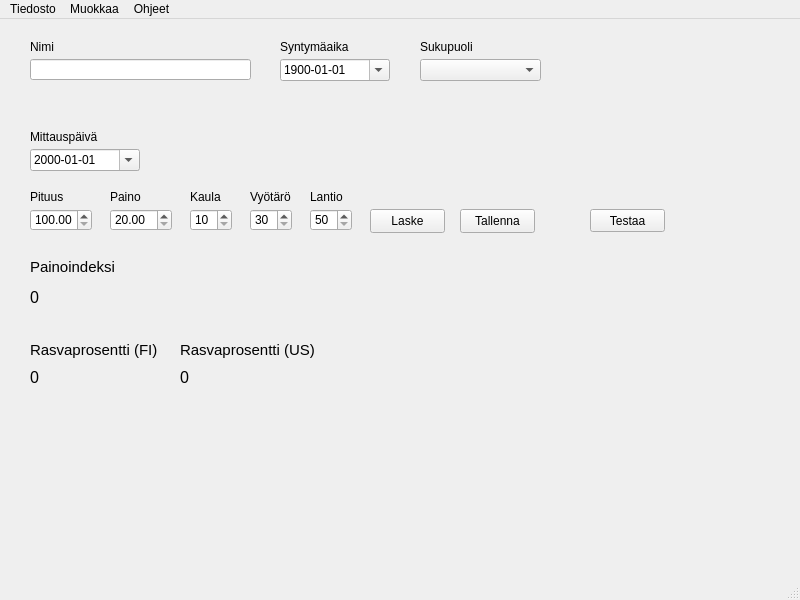
The window that main.ui (HansumaeCecilia/FitnessGUI) describes before a commit, drawn with Qt 5.
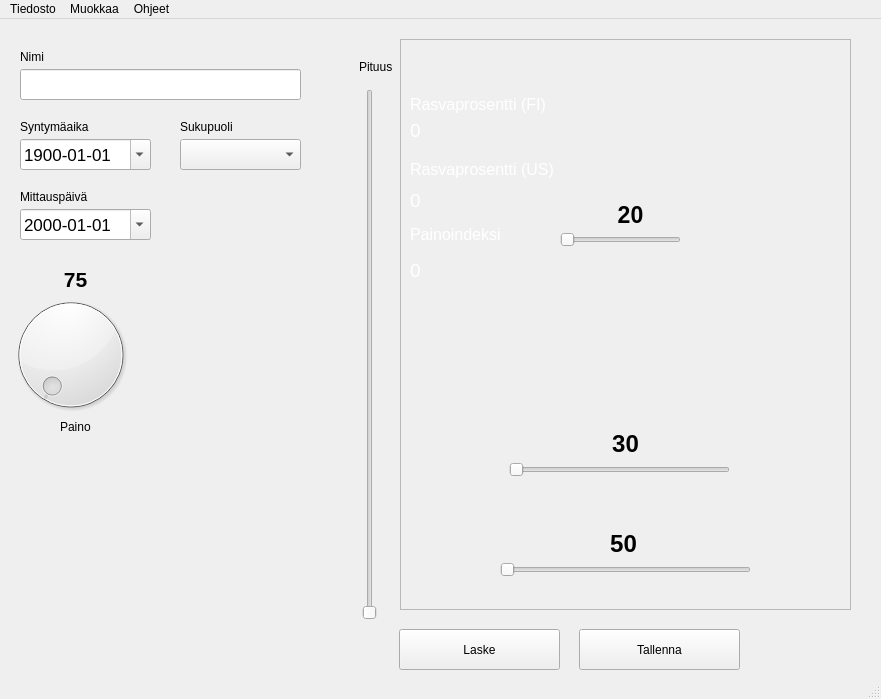
The same window after the commit. Icons and pictures are not drawn.

```diff
--- a/main.ui
+++ b/main.ui
@@ -6,8 +6,8 @@
    <rect>
     <x>0</x>
     <y>0</y>
-    <width>800</width>
-    <height>600</height>
+    <width>881</width>
+    <height>699</height>
    </rect>
   </property>
   <property name="windowTitle">
@@ -27,8 +27,8 @@
    <widget class="QLabel" name="nameLabel">
     <property name="geometry">
      <rect>
-      <x>30</x>
-      <y>20</y>
+      <x>20</x>
+      <y>30</y>
       <width>49</width>
       <height>16</height>
      </rect>
@@ -40,10 +40,10 @@
    <widget class="QLineEdit" name="nameLineEdit">
     <property name="geometry">
      <rect>
-      <x>30</x>
-      <y>40</y>
-      <width>221</width>
-      <height>21</height>
+      <x>20</x>
+      <y>50</y>
+      <width>281</width>
+      <height>31</height>
      </rect>
     </property>
     <property name="toolTip">
@@ -53,12 +53,17 @@
    <widget class="QDateEdit" name="measuringDateEdit">
     <property name="geometry">
      <rect>
-      <x>30</x>
-      <y>130</y>
-      <width>110</width>
-      <height>22</height>
+      <x>20</x>
+      <y>190</y>
+      <width>131</width>
+      <height>31</height>
      </rect>
     </property>
+    <property name="font">
+     <font>
+      <pointsize>13</pointsize>
+     </font>
+    </property>
     <property name="displayFormat">
      <string>yyyy-MM-dd</string>
     </property>
@@ -69,8 +74,8 @@
    <widget class="QLabel" name="measuringDateLabel">
     <property name="geometry">
      <rect>
-      <x>30</x>
-      <y>110</y>
+      <x>20</x>
+      <y>170</y>
       <width>81</width>
       <height>16</height>
      </rect>
@@ -79,28 +84,12 @@
      <string>Mittauspäivä</string>
     </property>
    </widget>
-   <widget class="QDoubleSpinBox" name="heightDoubleSpinBox">
-    <property name="geometry">
-     <rect>
-      <x>30</x>
-      <y>190</y>
-      <width>62</width>
-      <height>22</height>
-     </rect>
-    </property>
-    <property name="minimum">
-     <double>100.000000000000000</double>
-    </property>
-    <property name="maximum">
-     <double>400.000000000000000</double>
-    </property>
-   </widget>
    <widget class="QLabel" name="heightLabel">
     <property name="geometry">
      <rect>
-      <x>30</x>
-      <y>170</y>
-      <width>49</width>
+      <x>359</x>
+      <y>40</y>
+      <width>41</width>
       <height>16</height>
      </rect>
     </property>
@@ -108,28 +97,12 @@
      <string>Pituus</string>
     </property>
    </widget>
-   <widget class="QDoubleSpinBox" name="weightDoubleSpinBox">
-    <property name="geometry">
-     <rect>
-      <x>110</x>
-      <y>190</y>
-      <width>62</width>
-      <height>22</height>
-     </rect>
-    </property>
-    <property name="minimum">
-     <double>20.000000000000000</double>
-    </property>
-    <property name="maximum">
-     <double>300.990000000000009</double>
-    </property>
-   </widget>
    <widget class="QLabel" name="weightLabel">
     <property name="geometry">
      <rect>
-      <x>110</x>
-      <y>170</y>
-      <width>49</width>
+      <x>60</x>
+      <y>400</y>
+      <width>31</width>
       <height>16</height>
      </rect>
     </property>
@@ -137,128 +110,33 @@
      <string>Paino</string>
     </property>
    </widget>
-   <widget class="QLabel" name="neckLabel">
-    <property name="geometry">
-     <rect>
-      <x>190</x>
-      <y>170</y>
-      <width>49</width>
-      <height>16</height>
-     </rect>
-    </property>
-    <property name="text">
-     <string>Kaula</string>
-    </property>
-   </widget>
-   <widget class="QSpinBox" name="neckSpinBox">
-    <property name="geometry">
-     <rect>
-      <x>190</x>
-      <y>190</y>
-      <width>42</width>
-      <height>22</height>
-     </rect>
-    </property>
-    <property name="minimum">
-     <number>10</number>
-    </property>
-    <property name="maximum">
-     <number>100</number>
-    </property>
-   </widget>
-   <widget class="QSpinBox" name="waistSpinBox">
-    <property name="geometry">
-     <rect>
-      <x>250</x>
-      <y>190</y>
-      <width>42</width>
-      <height>22</height>
-     </rect>
-    </property>
-    <property name="minimum">
-     <number>30</number>
-    </property>
-    <property name="maximum">
-     <number>200</number>
-    </property>
-   </widget>
-   <widget class="QLabel" name="waistLabel">
-    <property name="geometry">
-     <rect>
-      <x>250</x>
-      <y>170</y>
-      <width>49</width>
-      <height>16</height>
-     </rect>
-    </property>
-    <property name="text">
-     <string>Vyötärö</string>
-    </property>
-   </widget>
-   <widget class="QSpinBox" name="hipSpinBox">
-    <property name="geometry">
-     <rect>
-      <x>310</x>
-      <y>190</y>
-      <width>42</width>
-      <height>22</height>
-     </rect>
-    </property>
-    <property name="minimum">
-     <number>50</number>
-    </property>
-    <property name="maximum">
-     <number>200</number>
-    </property>
-   </widget>
-   <widget class="QLabel" name="hipLabel">
-    <property name="geometry">
-     <rect>
-      <x>310</x>
-      <y>170</y>
-      <width>49</width>
-      <height>16</height>
-     </rect>
-    </property>
-    <property name="text">
-     <string>Lantio</string>
-    </property>
-   </widget>
    <widget class="QPushButton" name="calculatePushButton">
     <property name="geometry">
      <rect>
-      <x>370</x>
-      <y>190</y>
-      <width>75</width>
-      <height>24</height>
+      <x>399</x>
+      <y>610</y>
+      <width>161</width>
+      <height>41</height>
      </rect>
     </property>
     <property name="text">
      <string>Laske</string>
     </property>
    </widget>
-   <widget class="QPushButton" name="savePushButton">
-    <property name="geometry">
-     <rect>
-      <x>460</x>
-      <y>190</y>
-      <width>75</width>
-      <height>24</height>
-     </rect>
-    </property>
-    <property name="text">
-     <string>Tallenna</string>
-    </property>
-   </widget>
    <widget class="QDateEdit" name="birthDateEdit">
     <property name="geometry">
      <rect>
-      <x>280</x>
-      <y>40</y>
-      <width>110</width>
-      <height>22</height>
+      <x>20</x>
+      <y>120</y>
+      <width>131</width>
+      <height>31</height>
      </rect>
     </property>
+    <property name="font">
+     <font>
+      <pointsize>13</pointsize>
+     </font>
+    </property>
     <property name="dateTime">
      <datetime>
       <hour>0</hour>
@@ -279,8 +157,8 @@
    <widget class="QLabel" name="birthDateLabel">
     <property name="geometry">
      <rect>
-      <x>280</x>
-      <y>20</y>
+      <x>20</x>
+      <y>100</y>
       <width>81</width>
       <height>16</height>
      </rect>
@@ -292,10 +170,10 @@
    <widget class="QComboBox" name="genderComboBox">
     <property name="geometry">
      <rect>
-      <x>420</x>
-      <y>40</y>
+      <x>180</x>
+      <y>120</y>
       <width>121</width>
-      <height>22</height>
+      <height>31</height>
      </rect>
     </property>
     <property name="placeholderText">
@@ -312,119 +190,11 @@
      </property>
     </item>
    </widget>
-   <widget class="QLabel" name="showBmiLabel">
-    <property name="geometry">
-     <rect>
-      <x>30</x>
-      <y>240</y>
-      <width>91</width>
-      <height>16</height>
-     </rect>
-    </property>
-    <property name="font">
-     <font>
-      <pointsize>11</pointsize>
-     </font>
-    </property>
-    <property name="text">
-     <string>Painoindeksi</string>
-    </property>
-   </widget>
-   <widget class="QLabel" name="showFatFiLabel">
-    <property name="geometry">
-     <rect>
-      <x>30</x>
-      <y>320</y>
-      <width>141</width>
-      <height>21</height>
-     </rect>
-    </property>
-    <property name="font">
-     <font>
-      <pointsize>11</pointsize>
-     </font>
-    </property>
-    <property name="text">
-     <string>Rasvaprosentti (FI)</string>
-    </property>
-   </widget>
-   <widget class="QLabel" name="showFatUsLabel">
-    <property name="geometry">
-     <rect>
-      <x>180</x>
-      <y>320</y>
-      <width>151</width>
-      <height>21</height>
-     </rect>
-    </property>
-    <property name="font">
-     <font>
-      <pointsize>11</pointsize>
-     </font>
-    </property>
-    <property name="text">
-     <string>Rasvaprosentti (US)</string>
-    </property>
-   </widget>
-   <widget class="QLabel" name="bmiLabel">
-    <property name="geometry">
-     <rect>
-      <x>30</x>
-      <y>270</y>
-      <width>91</width>
-      <height>16</height>
-     </rect>
-    </property>
-    <property name="font">
-     <font>
-      <pointsize>12</pointsize>
-     </font>
-    </property>
-    <property name="text">
-     <string>0</string>
-    </property>
-   </widget>
-   <widget class="QLabel" name="fatFiLabel">
-    <property name="geometry">
-     <rect>
-      <x>30</x>
-      <y>350</y>
-      <width>141</width>
-      <height>16</height>
-     </rect>
-    </property>
-    <property name="font">
-     <font>
-      <pointsize>12</pointsize>
-     </font>
-    </property>
-    <property name="text">
-     <string>0</string>
-    </property>
-   </widget>
-   <widget class="QLabel" name="fatUsLabel">
-    <property name="geometry">
-     <rect>
-      <x>180</x>
-      <y>350</y>
-      <width>141</width>
-      <height>16</height>
-     </rect>
-    </property>
-    <property name="font">
-     <font>
-      <pointsize>12</pointsize>
-     </font>
-    </property>
-    <property name="text">
-     <string>0</string>
-    </property>
-   </widget>
    <widget class="QLabel" name="genderLabel">
     <property name="geometry">
      <rect>
-      <x>420</x>
-      <y>20</y>
+      <x>180</x>
+      <y>100</y>
       <width>61</width>
       <height>16</height>
      </rect>
@@ -433,17 +203,311 @@
      <string>Sukupuoli</string>
     </property>
    </widget>
-   <widget class="QPushButton" name="testUiPushButton">
+   <widget class="QFrame" name="dimensionFrame">
     <property name="geometry">
      <rect>
-      <x>590</x>
-      <y>190</y>
-      <width>75</width>
-      <height>23</height>
+      <x>400</x>
+      <y>20</y>
+      <width>451</width>
+      <height>571</height>
      </rect>
     </property>
+    <property name="styleSheet">
+     <string notr="true">background-image: url(:/NaisMiesSlice/images/NaisSlice.png);</string>
+    </property>
+    <property name="frameShape">
+     <enum>QFrame::StyledPanel</enum>
+    </property>
+    <property name="frameShadow">
+     <enum>QFrame::Raised</enum>
+    </property>
+    <widget class="QLabel" name="showBmiLabel">
+     <property name="geometry">
+      <rect>
+       <x>10</x>
+       <y>180</y>
+       <width>121</width>
+       <height>31</height>
+      </rect>
+     </property>
+     <property name="font">
+      <font>
+       <family>MS Shell Dlg 2</family>
+       <pointsize>11</pointsize>
+      </font>
+     </property>
+     <property name="text">
+      <string>&lt;html&gt;&lt;head/&gt;&lt;body&gt;&lt;p&gt;&lt;span style=&quot; font-size:12pt; color:#ffffff;&quot;&gt;Painoindeksi&lt;/span&gt;&lt;/p&gt;&lt;/body&gt;&lt;/html&gt;</string>
+     </property>
+    </widget>
+    <widget class="QLabel" name="bmiLabel">
+     <property name="geometry">
+      <rect>
+       <x>10</x>
+       <y>220</y>
+       <width>71</width>
+       <height>21</height>
+      </rect>
+     </property>
+     <property name="font">
+      <font>
+       <pointsize>12</pointsize>
+      </font>
+     </property>
+     <property name="text">
+      <string>&lt;html&gt;&lt;head/&gt;&lt;body&gt;&lt;p&gt;&lt;span style=&quot; font-size:14pt; color:#ffffff;&quot;&gt;0&lt;/span&gt;&lt;/p&gt;&lt;/body&gt;&lt;/html&gt;</string>
+     </property>
+    </widget>
+    <widget class="QLabel" name="showFatFiLabel">
+     <property name="geometry">
+      <rect>
+       <x>10</x>
+       <y>50</y>
+       <width>161</width>
+       <height>31</height>
+      </rect>
+     </property>
+     <property name="font">
+      <font>
+       <pointsize>11</pointsize>
+      </font>
+     </property>
+     <property name="text">
+      <string>&lt;html&gt;&lt;head/&gt;&lt;body&gt;&lt;p&gt;&lt;span style=&quot; font-size:12pt; color:#ffffff;&quot;&gt;Rasvaprosentti (FI)&lt;/span&gt;&lt;/p&gt;&lt;/body&gt;&lt;/html&gt;</string>
+     </property>
+    </widget>
+    <widget class="QLabel" name="fatFiLabel">
+     <property name="geometry">
+      <rect>
+       <x>10</x>
+       <y>80</y>
+       <width>141</width>
+       <height>21</height>
+      </rect>
+     </property>
+     <property name="font">
+      <font>
+       <pointsize>12</pointsize>
+      </font>
+     </property>
+     <property name="text">
+      <string>&lt;html&gt;&lt;head/&gt;&lt;body&gt;&lt;p&gt;&lt;span style=&quot; font-size:14pt; color:#ffffff;&quot;&gt;0&lt;/span&gt;&lt;/p&gt;&lt;/body&gt;&lt;/html&gt;</string>
+     </property>
+    </widget>
+    <widget class="QLabel" name="showFatUsLabel">
+     <property name="geometry">
+      <rect>
+       <x>10</x>
+       <y>120</y>
+       <width>151</width>
+       <height>21</height>
+      </rect>
+     </property>
+     <property name="font">
+      <font>
+       <pointsize>11</pointsize>
+      </font>
+     </property>
+     <property name="text">
+      <string>&lt;html&gt;&lt;head/&gt;&lt;body&gt;&lt;p&gt;&lt;span style=&quot; font-size:12pt; color:#ffffff;&quot;&gt;Rasvaprosentti (US)&lt;/span&gt;&lt;/p&gt;&lt;/body&gt;&lt;/html&gt;</string>
+     </property>
+    </widget>
+    <widget class="QLabel" name="fatUsLabel">
+     <property name="geometry">
+      <rect>
+       <x>10</x>
+       <y>150</y>
+       <width>141</width>
+       <height>21</height>
+      </rect>
+     </property>
+     <property name="font">
+      <font>
+       <pointsize>12</pointsize>
+      </font>
+     </property>
+     <property name="text">
+      <string>&lt;html&gt;&lt;head/&gt;&lt;body&gt;&lt;p&gt;&lt;span style=&quot; font-size:14pt; color:#ffffff;&quot;&gt;0&lt;/span&gt;&lt;/p&gt;&lt;/body&gt;&lt;/html&gt;</string>
+     </property>
+    </widget>
+   </widget>
+   <widget class="QPushButton" name="savePushButton">
+    <property name="geometry">
+     <rect>
+      <x>579</x>
+      <y>610</y>
+      <width>161</width>
+      <height>41</height>
+     </rect>
+    </property>
     <property name="text">
-     <string>Testaa</string>
+     <string>Tallenna</string>
+    </property>
+   </widget>
+   <widget class="QSlider" name="neckHorizontalSlider">
+    <property name="geometry">
+     <rect>
+      <x>560</x>
+      <y>210</y>
+      <width>121</width>
+      <height>22</height>
+     </rect>
+    </property>
+    <property name="minimum">
+     <number>20</number>
+    </property>
+    <property name="orientation">
+     <enum>Qt::Horizontal</enum>
+    </property>
+   </widget>
+   <widget class="QSlider" name="waistHorizontalSlider">
+    <property name="geometry">
+     <rect>
+      <x>509</x>
+      <y>440</y>
+      <width>221</width>
+      <height>22</height>
+     </rect>
+    </property>
+    <property name="minimum">
+     <number>30</number>
+    </property>
+    <property name="orientation">
+     <enum>Qt::Horizontal</enum>
+    </property>
+   </widget>
+   <widget class="QSlider" name="hipsHorizontalSlider">
+    <property name="geometry">
+     <rect>
+      <x>500</x>
+      <y>540</y>
+      <width>251</width>
+      <height>22</height>
+     </rect>
+    </property>
+    <property name="orientation">
+     <enum>Qt::Horizontal</enum>
+    </property>
+   </widget>
+   <widget class="QLabel" name="neckLabel">
+    <property name="geometry">
+     <rect>
+      <x>600</x>
+      <y>180</y>
+      <width>61</width>
+      <height>31</height>
+     </rect>
+    </property>
+    <property name="font">
+     <font>
+      <pointsize>17</pointsize>
+      <weight>75</weight>
+      <bold>true</bold>
+     </font>
+    </property>
+    <property name="text">
+     <string>20</string>
+    </property>
+    <property name="alignment">
+     <set>Qt::AlignCenter</set>
+    </property>
+   </widget>
+   <widget class="QLabel" name="waistLabel">
+    <property name="geometry">
+     <rect>
+      <x>610</x>
+      <y>410</y>
+      <width>31</width>
+      <height>31</height>
+     </rect>
+    </property>
+    <property name="font">
+     <font>
+      <pointsize>17</pointsize>
+      <weight>75</weight>
+      <bold>true</bold>
+     </font>
+    </property>
+    <property name="text">
+     <string>&lt;html&gt;&lt;head/&gt;&lt;body&gt;&lt;p&gt;&lt;span style=&quot; font-size:18pt; color:#000000;&quot;&gt;30&lt;/span&gt;&lt;/p&gt;&lt;/body&gt;&lt;/html&gt;</string>
+    </property>
+    <property name="alignment">
+     <set>Qt::AlignCenter</set>
+    </property>
+   </widget>
+   <widget class="QLabel" name="hipsLabel">
+    <property name="geometry">
+     <rect>
+      <x>600</x>
+      <y>510</y>
+      <width>47</width>
+      <height>31</height>
+     </rect>
+    </property>
+    <property name="font">
+     <font>
+      <pointsize>17</pointsize>
+      <weight>75</weight>
+      <bold>true</bold>
+     </font>
+    </property>
+    <property name="text">
+     <string>&lt;html&gt;&lt;head/&gt;&lt;body&gt;&lt;p&gt;&lt;span style=&quot; font-size:18pt; color:#000000;&quot;&gt;50&lt;/span&gt;&lt;/p&gt;&lt;/body&gt;&lt;/html&gt;</string>
+    </property>
+    <property name="alignment">
+     <set>Qt::AlignCenter</set>
+    </property>
+   </widget>
+   <widget class="QDial" name="weightDial">
+    <property name="geometry">
+     <rect>
+      <x>-10</x>
+      <y>270</y>
+      <width>161</width>
+      <height>131</height>
+     </rect>
+    </property>
+    <property name="minimum">
+     <number>20</number>
+    </property>
+    <property name="maximum">
+     <number>200</number>
+    </property>
+   </widget>
+   <widget class="QSlider" name="heightVerticalSlider">
+    <property name="geometry">
+     <rect>
+      <x>359</x>
+      <y>70</y>
+      <width>22</width>
+      <height>531</height>
+     </rect>
+    </property>
+    <property name="orientation">
+     <enum>Qt::Vertical</enum>
+    </property>
+   </widget>
+   <widget class="QLabel" name="weightDialLabel">
+    <property name="geometry">
+     <rect>
+      <x>40</x>
+      <y>250</y>
+      <width>71</width>
+      <height>21</height>
+     </rect>
+    </property>
+    <property name="font">
+     <font>
+      <pointsize>16</pointsize>
+      <weight>75</weight>
+      <bold>true</bold>
+     </font>
+    </property>
+    <property name="text">
+     <string>75</string>
+    </property>
+    <property name="alignment">
+     <set>Qt::AlignCenter</set>
     </property>
    </widget>
   </widget>
@@ -452,7 +516,7 @@
     <rect>
      <x>0</x>
      <y>0</y>
-     <width>800</width>
+     <width>881</width>
      <height>21</height>
     </rect>
    </property>
```
Left out of the diff: 71 changed lines with no effect on the pictures.
